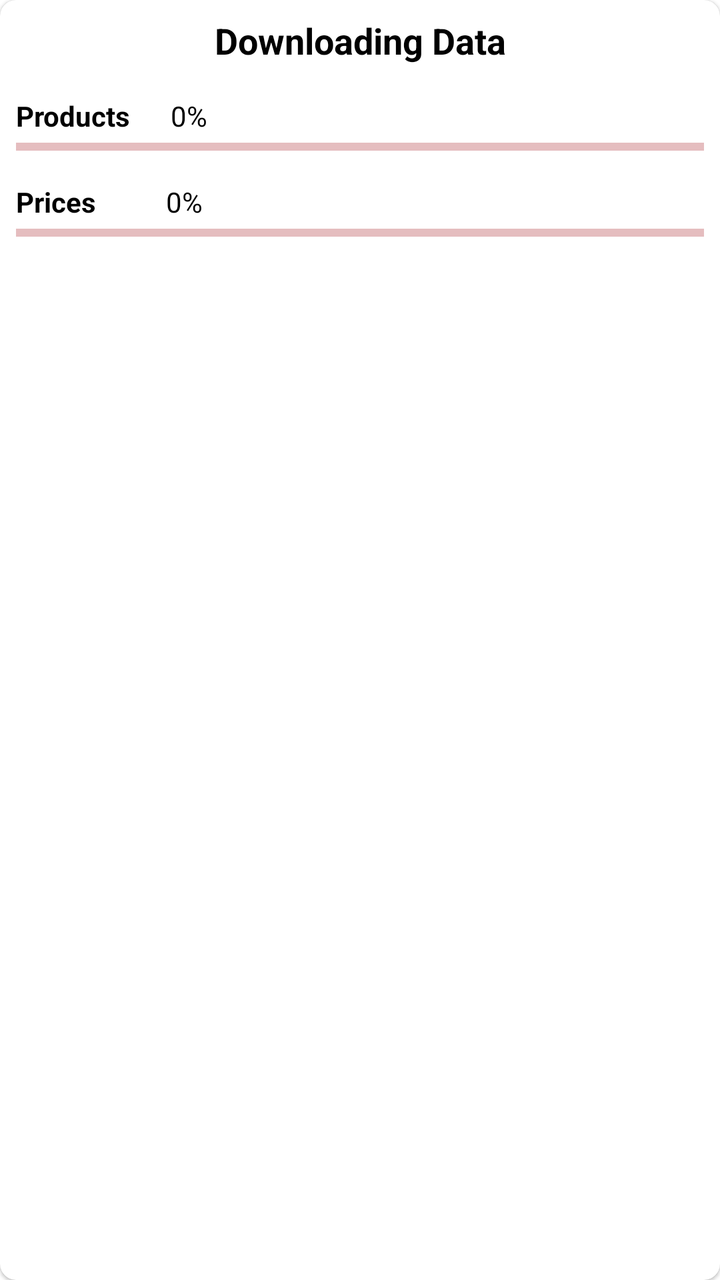
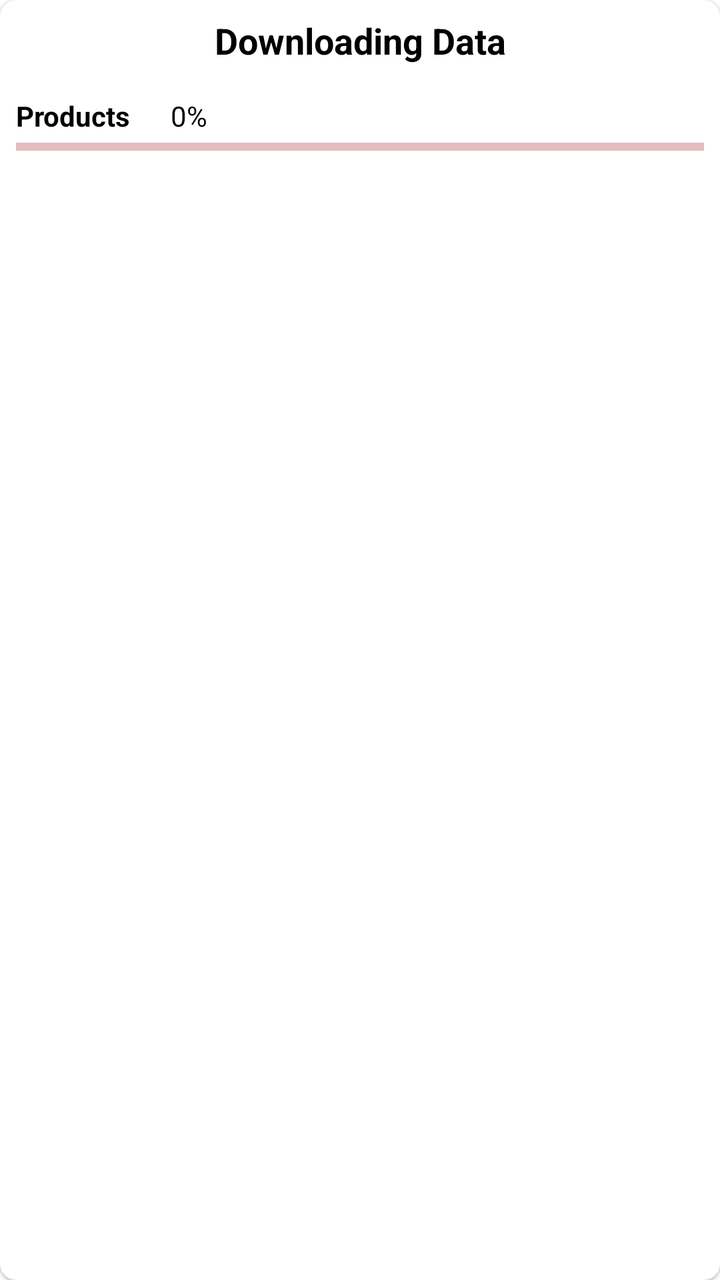

An Android layout rendered at two revisions. The XML below is the earlier revision; the diff shows what the commit changed to produce the second picture.
<!-- AndroidManifest.xml: application theme Theme.MAPZebraPrinter -->
<!-- res/layout/dialog_download_progress.xml -->
<com.google.android.material.card.MaterialCardView xmlns:android="http://schemas.android.com/apk/res/android"
    xmlns:app="http://schemas.android.com/apk/res-auto"
    android:layout_width="match_parent"
    android:layout_height="wrap_content"
    android:backgroundTint="@android:color/white"
    android:padding="40dp"
    app:shapeAppearanceOverlay="@style/ShapeAppearance.Material3.MediumComponent">

    <LinearLayout
        android:layout_width="match_parent"
        android:layout_height="wrap_content"
        android:layout_marginBottom="20dp"
        android:orientation="vertical"
        android:padding="8dp">

        <TextView
            android:id="@+id/tvTitle"
            android:layout_width="match_parent"
            android:layout_height="wrap_content"
            android:gravity="center"
            android:paddingBottom="16dp"
            android:text="Downloading Data"
            android:textColor="@android:color/black"
            android:textSize="18sp"
            android:textStyle="bold" />

        <LinearLayout
            android:layout_width="match_parent"
            android:layout_height="wrap_content"
            android:orientation="horizontal">

            
            <TextView
                android:id="@+id/tvProductLabel"
                android:layout_width="wrap_content"
                android:layout_height="wrap_content"
                android:text="Products"
                android:textColor="@android:color/black"
                android:textSize="14sp"
                android:textStyle="bold" />

            <TextView
                android:id="@+id/tvProductPercent"
                android:layout_width="wrap_content"
                android:layout_height="wrap_content"
                android:layout_marginStart="20dp"
                android:text="0%"
                android:textColor="@android:color/black"
                android:textSize="14sp" />

        </LinearLayout>

        <com.google.android.material.progressindicator.LinearProgressIndicator
            android:id="@+id/progressProducts"
            style="?attr/linearProgressIndicatorStyle"
            android:layout_width="match_parent"
            android:layout_height="wrap_content"
            android:layout_marginTop="4dp"
            android:max="100"
            android:progress="0" />

        
        <LinearLayout
            android:layout_width="match_parent"
            android:layout_height="wrap_content"
            android:layout_marginTop="16dp"

            android:orientation="horizontal">

            <TextView
                android:id="@+id/tvPriceLabel"
                android:layout_width="wrap_content"
                android:layout_height="wrap_content"
                android:text="Prices"
                android:textColor="@android:color/black"
                android:textSize="14sp"
                android:textStyle="bold" />

            <TextView
                android:id="@+id/tvPricePercent"
                android:layout_width="wrap_content"
                android:layout_height="wrap_content"
                android:layout_marginStart="35dp"
                android:text="0%"
                android:textColor="@android:color/black"
                android:textSize="14sp" />

        </LinearLayout>

        <com.google.android.material.progressindicator.LinearProgressIndicator
            android:id="@+id/progressPrices"
            style="?attr/linearProgressIndicatorStyle"
            android:layout_width="match_parent"
            android:layout_height="wrap_content"
            android:layout_marginTop="4dp"
            android:max="100"
            android:progress="0" />

    </LinearLayout>
</com.google.android.material.card.MaterialCardView>
<!-- resources referenced by this layout -->
<resources>
  <style name="Theme.MAPZebraPrinter" parent="Theme.MaterialComponents.DayNight.DarkActionBar">
          
          <item name="colorPrimary">@color/primary_color</item>
          <item name="colorPrimaryVariant">@color/purple_700</item>
          <item name="colorOnPrimary">@color/white</item>
          
          <item name="colorSecondary">@color/teal_200</item>
          <item name="colorSecondaryVariant">@color/teal_700</item>
          <item name="colorOnSecondary">@color/black</item>
          
          <item name="android:statusBarColor">?attr/colorPrimaryVariant</item>
          
      </style>
  <color name="primary_color">#9A0009</color>
  <color name="purple_700">#FF3700B3</color>
  <color name="white">#FFFFFFFF</color>
  <color name="teal_200">#FF03DAC5</color>
  <color name="teal_700">#FF018786</color>
  <color name="black">#FF000000</color>
</resources>

<!-- the commit's change to res/layout/dialog_download_progress.xml (unified diff, before → after) -->
@@ -59,42 +59,42 @@
             android:max="100"
             android:progress="0" />
 
-        
-        <LinearLayout
-            android:layout_width="match_parent"
-            android:layout_height="wrap_content"
-            android:layout_marginTop="16dp"
 
-            android:orientation="horizontal">
 
-            <TextView
-                android:id="@+id/tvPriceLabel"
-                android:layout_width="wrap_content"
-                android:layout_height="wrap_content"
-                android:text="Prices"
-                android:textColor="@android:color/black"
-                android:textSize="14sp"
-                android:textStyle="bold" />
 
-            <TextView
-                android:id="@+id/tvPricePercent"
-                android:layout_width="wrap_content"
-                android:layout_height="wrap_content"
-                android:layout_marginStart="35dp"
-                android:text="0%"
-                android:textColor="@android:color/black"
-                android:textSize="14sp" />
 
-        </LinearLayout>
 
-        <com.google.android.material.progressindicator.LinearProgressIndicator
-            android:id="@+id/progressPrices"
-            style="?attr/linearProgressIndicatorStyle"
-            android:layout_width="match_parent"
-            android:layout_height="wrap_content"
-            android:layout_marginTop="4dp"
-            android:max="100"
-            android:progress="0" />
+
+
+
+
+
+
+
+
+
+
+
+
+
+
+
+
+
+
+
+
+
+
+
+
+
+
+
+
+
+
+
 
     </LinearLayout>
 </com.google.android.material.card.MaterialCardView>
